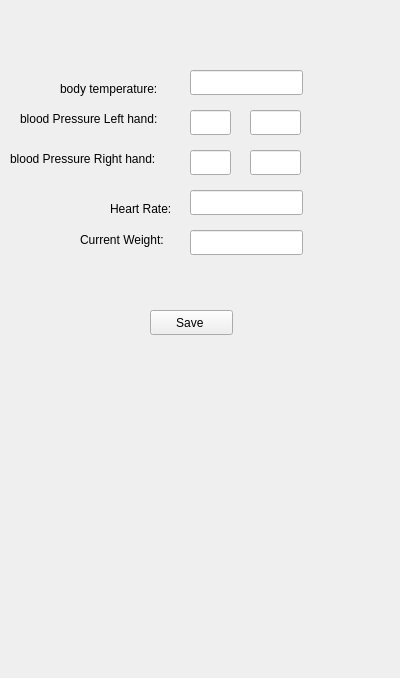
Above: RaDoTech_Device/endofscannotes.ui from Liam02/Radotech_Device_Final before the change. Below: the same form after it.
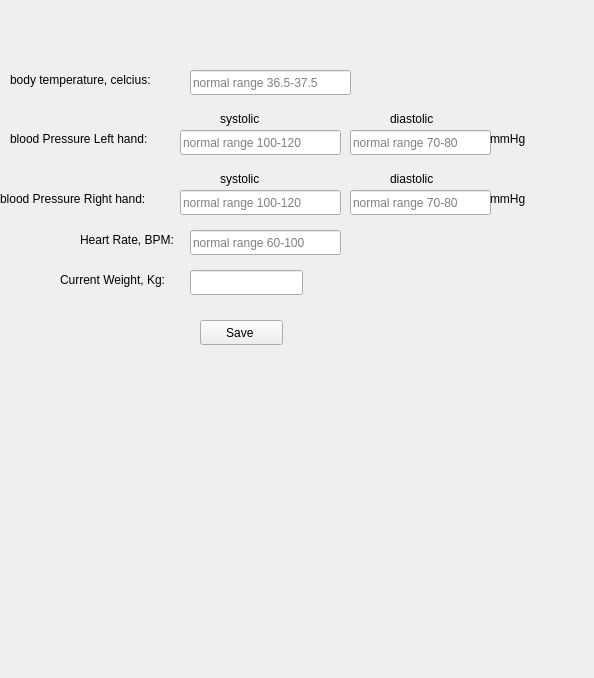
That is the form after the change.

Diff of the .ui file:
```diff
--- a/RaDoTech_Device/endofscannotes.ui
+++ b/RaDoTech_Device/endofscannotes.ui
@@ -6,7 +6,7 @@
    <rect>
     <x>0</x>
     <y>0</y>
-    <width>400</width>
+    <width>594</width>
     <height>678</height>
    </rect>
   </property>
@@ -16,22 +16,22 @@
   <widget class="QLabel" name="label">
    <property name="geometry">
     <rect>
-     <x>60</x>
-     <y>80</y>
-     <width>121</width>
-     <height>17</height>
+     <x>10</x>
+     <y>70</y>
+     <width>181</width>
+     <height>20</height>
     </rect>
    </property>
    <property name="text">
-    <string>body temperature: </string>
+    <string>body temperature, celcius:</string>
    </property>
   </widget>
   <widget class="QLabel" name="label_2">
    <property name="geometry">
     <rect>
-     <x>20</x>
-     <y>110</y>
-     <width>191</width>
+     <x>10</x>
+     <y>130</y>
+     <width>171</width>
      <height>17</height>
     </rect>
    </property>
@@ -42,9 +42,9 @@
   <widget class="QLabel" name="label_3">
    <property name="geometry">
     <rect>
-     <x>10</x>
-     <y>150</y>
-     <width>191</width>
+     <x>0</x>
+     <y>190</y>
+     <width>181</width>
      <height>17</height>
     </rect>
    </property>
@@ -55,19 +55,6 @@
   <widget class="QLabel" name="label_4">
    <property name="geometry">
     <rect>
-     <x>110</x>
-     <y>200</y>
-     <width>81</width>
-     <height>17</height>
-    </rect>
-   </property>
-   <property name="text">
-    <string>Heart Rate:</string>
-   </property>
-  </widget>
-  <widget class="QLabel" name="label_5">
-   <property name="geometry">
-    <rect>
      <x>80</x>
      <y>230</y>
      <width>111</width>
@@ -75,7 +62,20 @@
     </rect>
    </property>
    <property name="text">
-    <string>Current Weight:</string>
+    <string>Heart Rate, BPM:</string>
+   </property>
+  </widget>
+  <widget class="QLabel" name="label_5">
+   <property name="geometry">
+    <rect>
+     <x>60</x>
+     <y>270</y>
+     <width>131</width>
+     <height>20</height>
+    </rect>
+   </property>
+   <property name="text">
+    <string>Current Weight, Kg:</string>
    </property>
   </widget>
   <widget class="QLineEdit" name="bodytemp">
@@ -83,66 +83,84 @@
     <rect>
      <x>190</x>
      <y>70</y>
-     <width>113</width>
+     <width>161</width>
      <height>25</height>
     </rect>
    </property>
+   <property name="placeholderText">
+    <string>normal range 36.5-37.5</string>
+   </property>
   </widget>
   <widget class="QLineEdit" name="bloodpresL2">
    <property name="geometry">
     <rect>
-     <x>250</x>
-     <y>110</y>
-     <width>51</width>
+     <x>350</x>
+     <y>130</y>
+     <width>141</width>
      <height>25</height>
     </rect>
    </property>
+   <property name="placeholderText">
+    <string>normal range 70-80</string>
+   </property>
   </widget>
   <widget class="QLineEdit" name="bloodpresR2">
    <property name="geometry">
     <rect>
-     <x>250</x>
-     <y>150</y>
-     <width>51</width>
+     <x>350</x>
+     <y>190</y>
+     <width>141</width>
      <height>25</height>
     </rect>
    </property>
+   <property name="placeholderText">
+    <string>normal range 70-80</string>
+   </property>
   </widget>
   <widget class="QLineEdit" name="bloodpresR1">
    <property name="geometry">
     <rect>
-     <x>190</x>
-     <y>150</y>
-     <width>41</width>
+     <x>180</x>
+     <y>190</y>
+     <width>161</width>
      <height>25</height>
     </rect>
    </property>
+   <property name="placeholderText">
+    <string>normal range 100-120</string>
+   </property>
   </widget>
   <widget class="QLineEdit" name="bloodpresL1">
    <property name="geometry">
     <rect>
-     <x>190</x>
-     <y>110</y>
-     <width>41</width>
+     <x>180</x>
+     <y>130</y>
+     <width>161</width>
      <height>25</height>
     </rect>
    </property>
+   <property name="placeholderText">
+    <string>normal range 100-120</string>
+   </property>
   </widget>
   <widget class="QLineEdit" name="heartRate">
    <property name="geometry">
     <rect>
      <x>190</x>
-     <y>190</y>
-     <width>113</width>
+     <y>230</y>
+     <width>151</width>
      <height>25</height>
     </rect>
    </property>
+   <property name="placeholderText">
+    <string>normal range 60-100</string>
+   </property>
   </widget>
   <widget class="QLineEdit" name="currentWeight">
    <property name="geometry">
     <rect>
      <x>190</x>
-     <y>230</y>
+     <y>270</y>
      <width>113</width>
      <height>25</height>
     </rect>
@@ -151,8 +169,8 @@
   <widget class="QPushButton" name="saveButton">
    <property name="geometry">
     <rect>
-     <x>150</x>
-     <y>310</y>
+     <x>200</x>
+     <y>320</y>
      <width>83</width>
      <height>25</height>
     </rect>
@@ -161,6 +179,84 @@
     <string>Save </string>
    </property>
   </widget>
+  <widget class="QLabel" name="label_6">
+   <property name="geometry">
+    <rect>
+     <x>220</x>
+     <y>110</y>
+     <width>62</width>
+     <height>17</height>
+    </rect>
+   </property>
+   <property name="text">
+    <string>systolic</string>
+   </property>
+  </widget>
+  <widget class="QLabel" name="label_7">
+   <property name="geometry">
+    <rect>
+     <x>390</x>
+     <y>110</y>
+     <width>62</width>
+     <height>17</height>
+    </rect>
+   </property>
+   <property name="text">
+    <string>diastolic</string>
+   </property>
+  </widget>
+  <widget class="QLabel" name="label_8">
+   <property name="geometry">
+    <rect>
+     <x>220</x>
+     <y>170</y>
+     <width>62</width>
+     <height>17</height>
+    </rect>
+   </property>
+   <property name="text">
+    <string>systolic</string>
+   </property>
+  </widget>
+  <widget class="QLabel" name="label_9">
+   <property name="geometry">
+    <rect>
+     <x>390</x>
+     <y>170</y>
+     <width>62</width>
+     <height>17</height>
+    </rect>
+   </property>
+   <property name="text">
+    <string>diastolic</string>
+   </property>
+  </widget>
+  <widget class="QLabel" name="label_10">
+   <property name="geometry">
+    <rect>
+     <x>490</x>
+     <y>130</y>
+     <width>51</width>
+     <height>17</height>
+    </rect>
+   </property>
+   <property name="text">
+    <string>mmHg</string>
+   </property>
+  </widget>
+  <widget class="QLabel" name="label_12">
+   <property name="geometry">
+    <rect>
+     <x>490</x>
+     <y>190</y>
+     <width>51</width>
+     <height>17</height>
+    </rect>
+   </property>
+   <property name="text">
+    <string>mmHg</string>
+   </property>
+  </widget>
  </widget>
  <resources/>
  <connections/>
```
